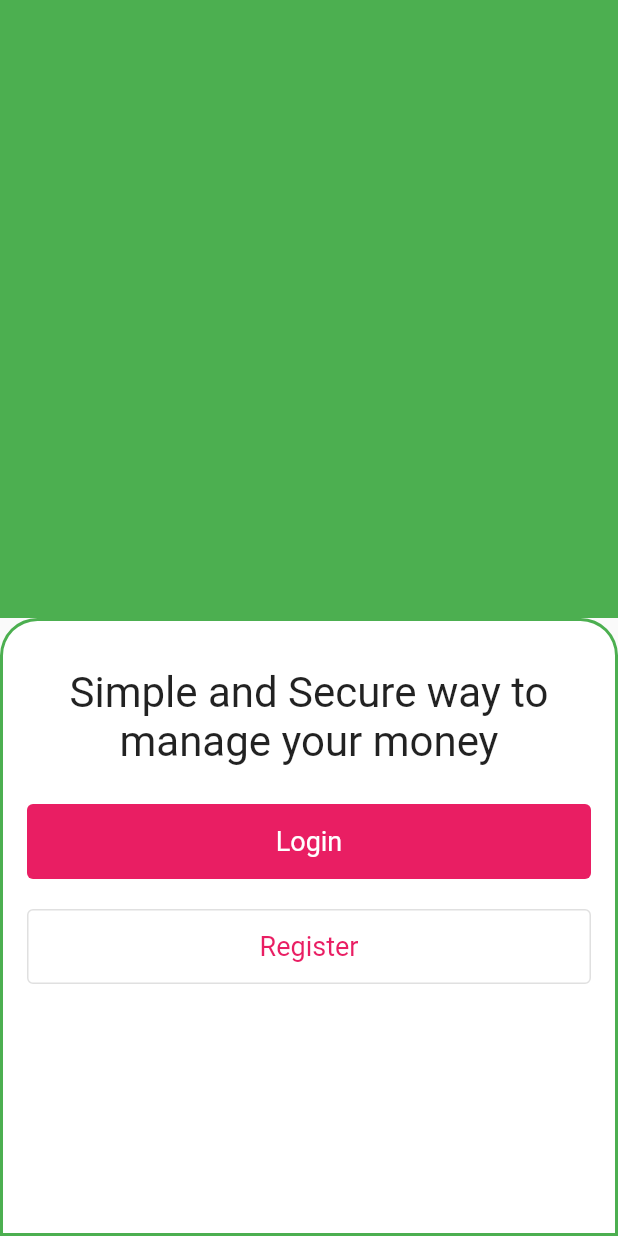
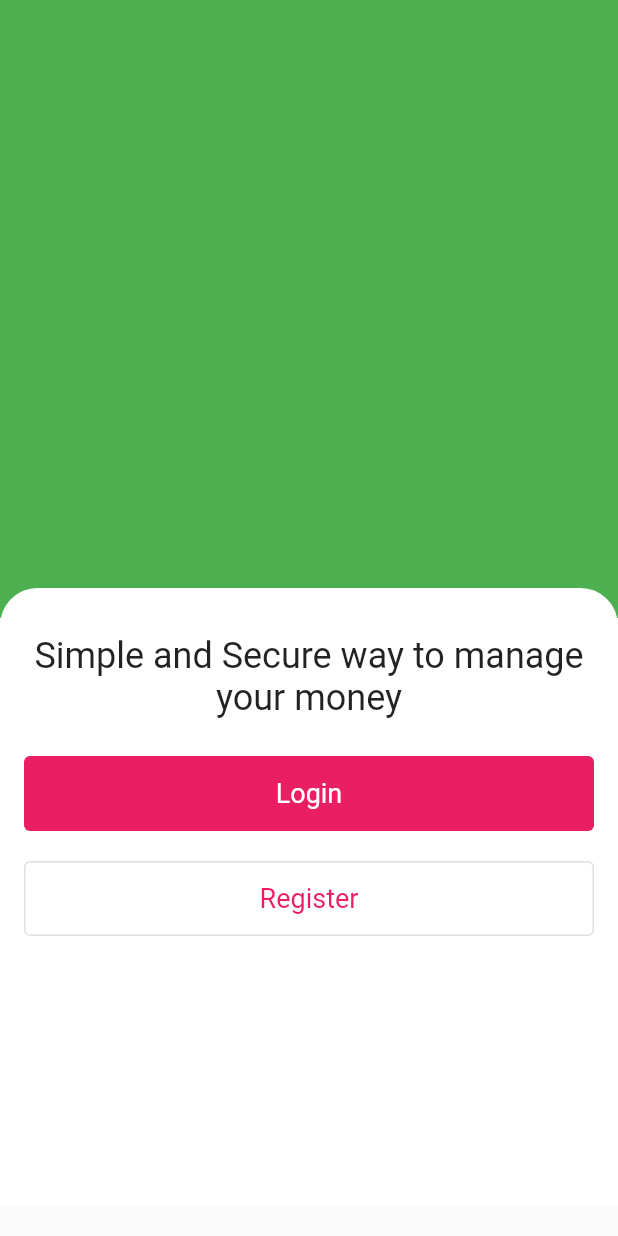
Before and after one commit to digifactory2/simobiplus-flutter, a Flutter app: the screen it shows after launch, on a phone screen of 412 x 824 dp. Run offline on Flutter 3.47's test engine with Material 2 defaults, Android fonts, the light colour scheme and no system bars.

Commit message:
stack bottom widget to top

```diff
--- a/lib/main.dart
+++ b/lib/main.dart
@@ -55,17 +55,14 @@ class _MyHomePageState extends State<MyHomePage> {
             Expanded(
               flex: 5,
               child: Container(
+                transform: Matrix4.translationValues(0.0, -20.0, 0.0),
                 clipBehavior: Clip.hardEdge,
-                decoration: BoxDecoration(
-                  borderRadius: const BorderRadius.only(
+                decoration: const BoxDecoration(
+                  borderRadius: BorderRadius.only(
                     topRight: Radius.circular(25),
                     topLeft: Radius.circular(25),
                   ),
                   color: Colors.white,
-                  border: Border.all(
-                    color: Colors.green,
-                    width: 2.0,
-                  ),
                 ),
                 padding: const EdgeInsets.all(16),
                 child: Column(
@@ -74,7 +71,7 @@ class _MyHomePageState extends State<MyHomePage> {
                       padding: EdgeInsets.symmetric(vertical: 15),
                       child: Text(
                         'Simple and Secure way to manage your money',
-                        style: TextStyle(fontSize: 28),
+                        style: TextStyle(fontSize: 24),
                         textAlign: TextAlign.center,
                       ),
                     ),
```
